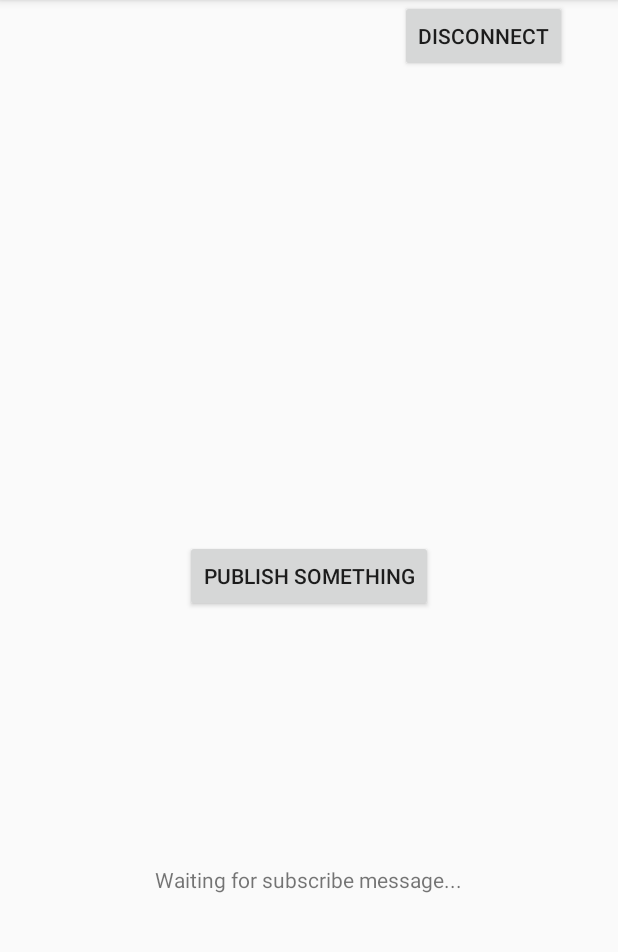
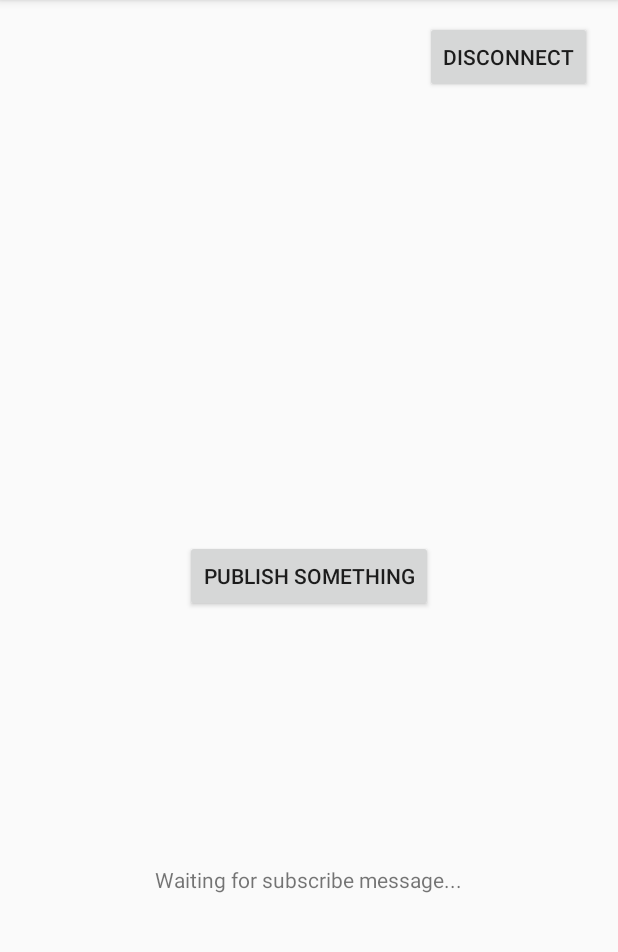
Before and after one commit to chaptone/MqttAppTest, an Android app: the Activity2 screen opened directly, with no data from a screen before it, on a phone screen of 412 x 824 dp, the part 84-1036 px from its top. Run offline under Robolectric (Android 15) with nearby library versions, the phone set to English and light mode, and no system bars; libraries missing offline, so code that uses them is left out: org.eclipse.paho; 6 statements that could not run were skipped.

Commit message:
try_passVariable_2

```diff
--- a/app/src/main/java/com/example/chapmac/rakkan/mqtt_app_test/Activity2.java
+++ b/app/src/main/java/com/example/chapmac/rakkan/mqtt_app_test/Activity2.java
@@ -41,12 +41,7 @@ public class Activity2 extends AppCompatActivity {
         String pass = intent.getStringExtra(MainActivity.EXTRA_PASSWORD);
 
         TextView textView1 = findViewById(R.id.textView1);
-        TextView textView2 = findViewById(R.id.textView2);
-        TextView textView3 = findViewById(R.id.textView3);
-
         textView1.setText(host);
-        textView2.setText(user);
-        textView3.setText(pass);
 
         subText = findViewById(R.id.subText);
 
--- a/app/src/main/res/layout/activity_2.xml
+++ b/app/src/main/res/layout/activity_2.xml
@@ -29,39 +29,19 @@
         android:layout_width="wrap_content"
         android:layout_height="wrap_content"
         android:layout_alignParentEnd="true"
-        android:layout_alignTop="@+id/connectBtn"
-        android:layout_marginEnd="34dp"
+
+        android:layout_alignParentTop="true"
+        android:layout_marginEnd="17dp"
+        android:layout_marginTop="14dp"
         android:onClick="disconnect"
         android:text="Disconnect" />
-
-    <!--temp-->
 
     <TextView
         android:id="@+id/textView1"
         android:layout_width="wrap_content"
         android:layout_height="wrap_content"
+        android:layout_alignBottom="@+id/disconnectBtn"
         android:layout_alignParentStart="true"
-        android:layout_alignParentTop="true"
-        android:layout_marginStart="18dp"
-        android:layout_marginTop="68dp"
-        android:text="TextView" />
-
-    <TextView
-        android:id="@+id/textView2"
-        android:layout_width="wrap_content"
-        android:layout_height="wrap_content"
-        android:layout_alignParentTop="true"
-        android:layout_alignStart="@+id/textView1"
-        android:layout_marginTop="104dp"
-        android:text="TextView" />
-
-    <TextView
-        android:id="@+id/textView3"
-        android:layout_width="wrap_content"
-        android:layout_height="wrap_content"
-        android:layout_alignParentTop="true"
-        android:layout_alignStart="@+id/textView1"
-        android:layout_marginTop="138dp"
-        android:text="TextView" />
+        android:layout_marginStart="23dp" />
 
 </RelativeLayout>
```
